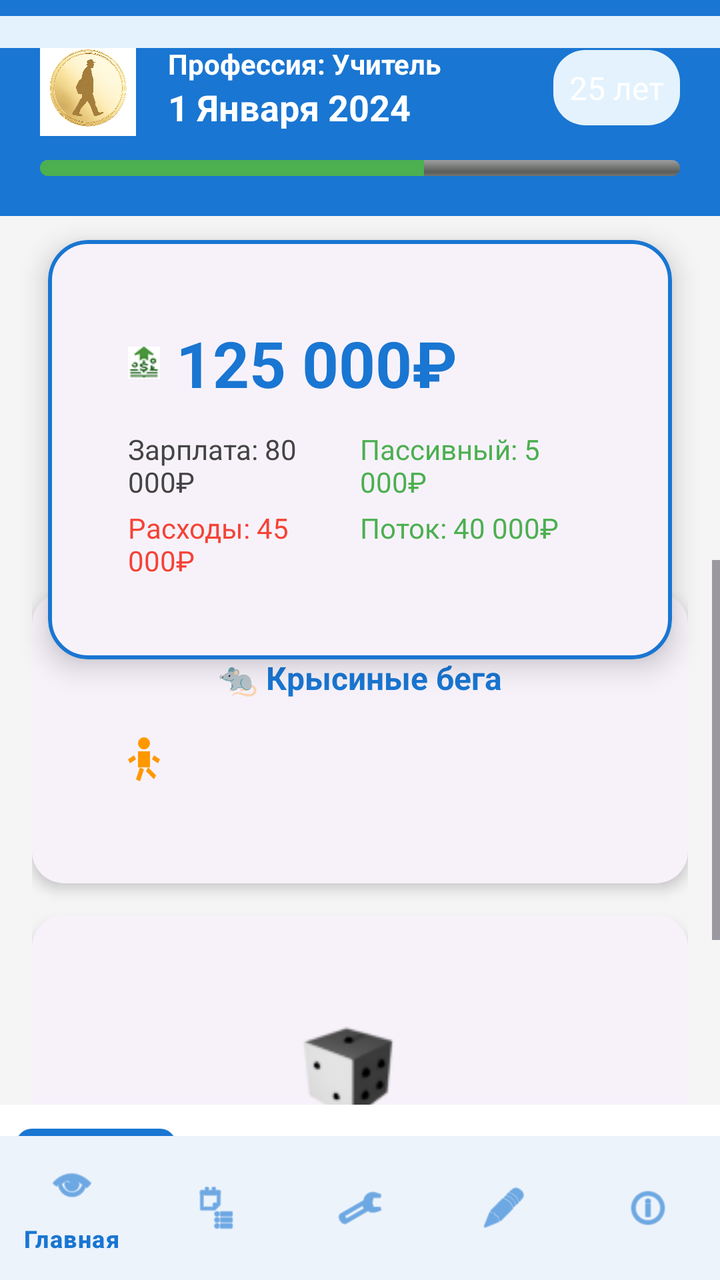
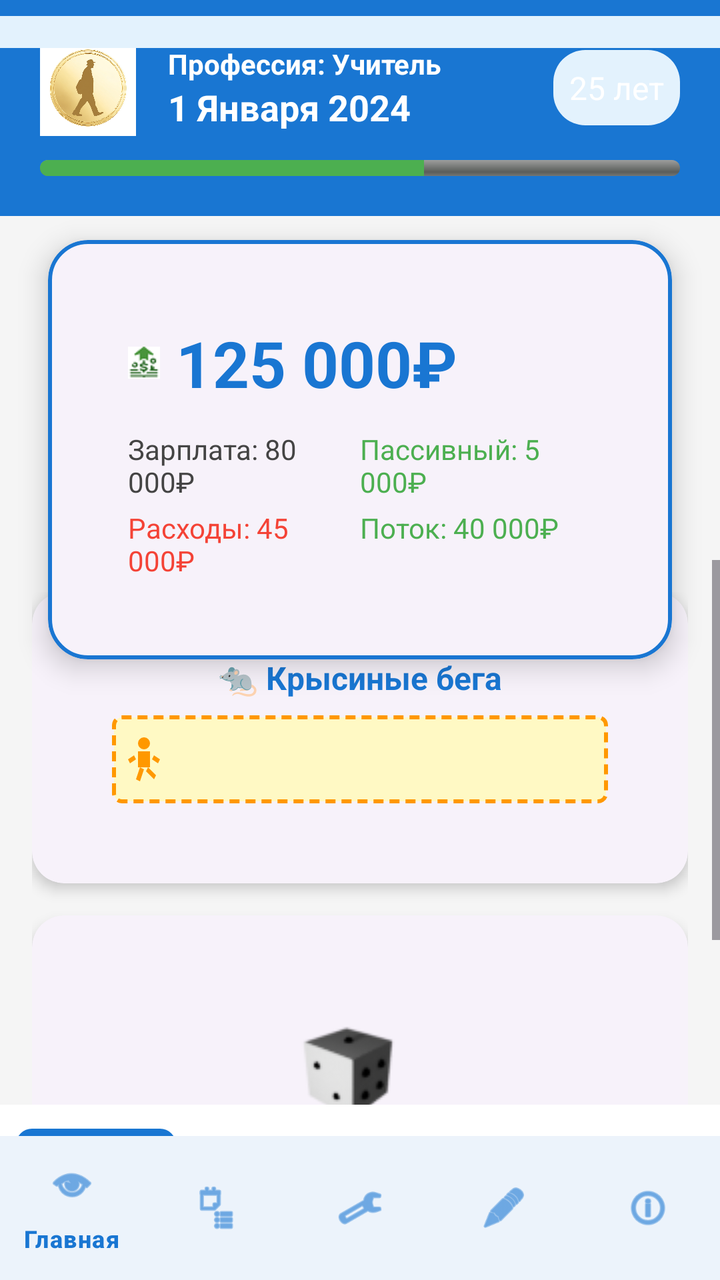

The first picture is an Android layout as it rendered before a commit; the second is the same layout after the commit. The layout source and the unified diff follow.
<!-- AndroidManifest.xml: application theme Theme.FinancialSuccess -->
<!-- res/layout/activity_game.xml -->
<?xml version="1.0" encoding="utf-8"?>
<androidx.coordinatorlayout.widget.CoordinatorLayout
    xmlns:android="http://schemas.android.com/apk/res/android"
    xmlns:app="http://schemas.android.com/apk/res-auto"
    android:layout_width="match_parent"
    android:layout_height="match_parent"
    android:background="@color/background_color">

    
    <LinearLayout
        android:id="@+id/headerPanel"
        android:layout_width="match_parent"
        android:layout_height="wrap_content"
        android:orientation="vertical"
        android:padding="20dp"
        android:background="@color/primary_color">

        <LinearLayout
            android:layout_width="match_parent"
            android:layout_height="wrap_content"
            android:orientation="horizontal"
            android:gravity="center_vertical">

            <ImageView
                android:id="@+id/iv_player_avatar"
                android:layout_width="48dp"
                android:layout_height="48dp"
                android:src="@drawable/player_token"
                android:contentDescription="Аватар игрока"
                android:background="@drawable/bg_avatar_circle"
                android:layout_marginEnd="16dp" />

            <LinearLayout
                android:layout_width="0dp"
                android:layout_height="wrap_content"
                android:layout_weight="1"
                android:orientation="vertical">

                <TextView
                    android:id="@+id/tv_profession"
                    android:layout_width="wrap_content"
                    android:layout_height="wrap_content"
                    android:text="Профессия: Учитель"
                    android:textSize="14sp"
                    android:textColor="@color/white"
                    android:textStyle="bold" />

                <TextView
                    android:id="@+id/tv_current_date"
                    android:layout_width="wrap_content"
                    android:layout_height="wrap_content"
                    android:text="1 Января 2024"
                    android:textSize="18sp"
                    android:textColor="@color/white"
                    android:textStyle="bold" />
            </LinearLayout>

            <TextView
                android:id="@+id/tv_age"
                android:layout_width="wrap_content"
                android:layout_height="wrap_content"
                android:text="25 лет"
                android:textColor="@color/white"
                android:textSize="16sp"
                android:background="@drawable/bg_age_chip"
                android:padding="8dp"
                android:layout_marginStart="8dp"
                android:clickable="true"
                android:focusable="true" />
        </LinearLayout>

        <ProgressBar
            android:id="@+id/progress_life"
            style="@android:style/Widget.ProgressBar.Horizontal"
            android:layout_width="match_parent"
            android:layout_height="8dp"
            android:progress="60"
            android:max="100"
            android:progressTint="@color/success_color"
            android:backgroundTint="@color/primary_color_light"
            android:layout_marginTop="12dp" />
    </LinearLayout>

    
    <com.google.android.material.card.MaterialCardView
        android:id="@+id/card_balance"
        android:layout_width="match_parent"
        android:layout_height="wrap_content"
        android:layout_marginStart="24dp"
        android:layout_marginEnd="24dp"
        android:layout_marginTop="120dp"
        app:cardElevation="8dp"
        app:cardCornerRadius="20dp"
        app:strokeColor="@color/primary_color"
        app:strokeWidth="2dp">

        <LinearLayout
            android:layout_width="match_parent"
            android:layout_height="wrap_content"
            android:orientation="vertical"
            android:padding="24dp">

            <TextView
                android:id="@+id/tv_cash"
                android:layout_width="wrap_content"
                android:layout_height="wrap_content"
                android:text="125 000₽"
                android:textSize="32sp"
                android:textStyle="bold"
                android:textColor="@color/primary_color"
                android:drawableLeft="@drawable/icon_income"
                android:drawablePadding="8dp" />

            <LinearLayout
                android:layout_width="match_parent"
                android:layout_height="wrap_content"
                android:orientation="horizontal"
                android:layout_marginTop="12dp">

                <TextView
                    android:id="@+id/tv_salary"
                    android:layout_width="0dp"
                    android:layout_height="wrap_content"
                    android:layout_weight="1"
                    android:text="Зарплата: 80 000₽"
                    android:textSize="14sp"
                    android:textColor="@color/text_secondary" />

                <TextView
                    android:id="@+id/tv_passive_income"
                    android:layout_width="0dp"
                    android:layout_height="wrap_content"
                    android:layout_weight="1"
                    android:text="Пассивный: 5 000₽"
                    android:textSize="14sp"
                    android:textColor="@color/success_color" />
            </LinearLayout>

            <LinearLayout
                android:layout_width="match_parent"
                android:layout_height="wrap_content"
                android:orientation="horizontal"
                android:layout_marginTop="4dp">

                <TextView
                    android:id="@+id/tv_expenses"
                    android:layout_width="0dp"
                    android:layout_height="wrap_content"
                    android:layout_weight="1"
                    android:text="Расходы: 45 000₽"
                    android:textSize="14sp"
                    android:textColor="@color/error_color" />

                <TextView
                    android:id="@+id/tv_cash_flow"
                    android:layout_width="0dp"
                    android:layout_height="wrap_content"
                    android:layout_weight="1"
                    android:text="Поток: 40 000₽"
                    android:textSize="14sp"
                    android:textColor="@color/success_color" />
            </LinearLayout>
        </LinearLayout>
    </com.google.android.material.card.MaterialCardView>

    
    <ScrollView
        android:layout_width="match_parent"
        android:layout_height="wrap_content"
        android:layout_marginTop="280dp"
        android:layout_marginBottom="80dp">
        <LinearLayout
            android:layout_width="match_parent"
            android:layout_height="wrap_content"
            android:orientation="vertical"
            android:padding="16dp">

            
            <com.google.android.material.card.MaterialCardView
                android:layout_width="match_parent"
                android:layout_height="wrap_content"
                app:cardElevation="4dp"
                app:cardCornerRadius="16dp"
                android:layout_marginBottom="16dp">
                <LinearLayout
                    android:layout_width="match_parent"
                    android:layout_height="wrap_content"
                    android:orientation="vertical"
                    android:padding="16dp">
                    <TextView
                        android:id="@+id/tv_game_status"
                        android:layout_width="wrap_content"
                        android:layout_height="wrap_content"
                        android:text="🐀 Крысиные бега"
                        android:textSize="16sp"
                        android:textColor="@color/primary_color"
                        android:textStyle="bold"
                        android:layout_gravity="center_horizontal" />
                    <LinearLayout
                        android:id="@+id/ll_game_track"
                        android:layout_width="match_parent"
                        android:layout_height="60dp"
                        android:orientation="horizontal"
                        android:gravity="center_vertical"
                        android:padding="8dp">
                        
                        <ImageView
                            android:id="@+id/iv_player_on_track"
                            android:layout_width="32dp"
                            android:layout_height="32dp"
                            android:src="@drawable/ic_runner"
                            android:contentDescription="Игрок на дорожке" />
                    </LinearLayout>
                </LinearLayout>
            </com.google.android.material.card.MaterialCardView>

            
            <com.google.android.material.card.MaterialCardView
                android:id="@+id/card_dice"
                android:layout_width="match_parent"
                android:layout_height="wrap_content"
                app:cardElevation="4dp"
                app:cardCornerRadius="16dp"
                android:layout_marginBottom="16dp"
                android:clickable="true"
                android:focusable="true"
                android:foreground="?attr/selectableItemBackground">
                <LinearLayout
                    android:layout_width="match_parent"
                    android:layout_height="wrap_content"
                    android:orientation="vertical"
                    android:padding="24dp"
                    android:gravity="center">
                    <ImageView
                        android:id="@+id/iv_dice"
                        android:layout_width="80dp"
                        android:layout_height="80dp"
                        android:layout_marginBottom="8dp"
                        android:background="@drawable/dice_1"
                        android:contentDescription="Кубик" />
                    <TextView
                        android:id="@+id/tv_dice_value"
                        android:layout_width="wrap_content"
                        android:layout_height="wrap_content"
                        android:text="Брось кубик!"
                        android:textSize="20sp"
                        android:textStyle="bold"
                        android:layout_marginBottom="8dp" />
                </LinearLayout>
            </com.google.android.material.card.MaterialCardView>
        </LinearLayout>
    </ScrollView>

    
    <com.google.android.material.button.MaterialButton
        android:id="@+id/btnHealthStatus"
        android:layout_width="wrap_content"
        android:layout_height="wrap_content"
        android:text="Здоровье"
        android:visibility="gone" />

    
    <androidx.recyclerview.widget.RecyclerView
        android:id="@+id/recyclerViewAssets"
        android:layout_width="match_parent"
        android:layout_height="0dp"
        android:layout_weight="1"
        android:visibility="gone" />

    
    <TextView
        android:id="@+id/tvHealthStatus"
        android:layout_width="wrap_content"
        android:layout_height="wrap_content"
        android:text="Статус здоровья"
        android:visibility="gone" />

    
    <TextView
        android:id="@+id/tvTrackInfo"
        android:layout_width="wrap_content"
        android:layout_height="wrap_content"
        android:text="Информация о треке"
        android:visibility="gone" />

    
    <LinearLayout
        android:id="@+id/monthProgressBar"
        android:layout_width="match_parent"
        android:layout_height="16dp"
        android:orientation="horizontal"
        android:background="@color/primary_color_light"
        android:gravity="center_vertical"
        android:layout_marginTop="8dp"
        android:layout_marginBottom="8dp"
        android:padding="2dp" />

    
    <TextView
        android:id="@+id/tvFinishGoal"
        android:layout_width="wrap_content"
        android:layout_height="wrap_content"
        android:text="Финальная цель"
        android:visibility="gone" />

    
    <LinearLayout
        android:id="@+id/layoutGameActions"
        android:layout_width="match_parent"
        android:layout_height="wrap_content"
        android:orientation="horizontal"
        android:gravity="center"
        android:layout_gravity="bottom"
        android:background="@color/white"
        android:padding="8dp">

        <com.google.android.material.button.MaterialButton
            android:id="@+id/btnFinancialStatement"
            android:layout_width="0dp"
            android:layout_height="wrap_content"
            android:layout_weight="1"
            android:text="Фин. отчет" />

        <com.google.android.material.button.MaterialButton
            android:id="@+id/btnAssets"
            android:layout_width="0dp"
            android:layout_height="wrap_content"
            android:layout_weight="1"
            android:text="Активы"
            android:layout_marginStart="8dp" />

        <com.google.android.material.button.MaterialButton
            android:id="@+id/btnMarket"
            android:layout_width="0dp"
            android:layout_height="wrap_content"
            android:layout_weight="1"
            android:text="Рынок"
            android:layout_marginStart="8dp" />

        <com.google.android.material.button.MaterialButton
            android:id="@+id/btnFinancialJournal"
            android:layout_width="0dp"
            android:layout_height="wrap_content"
            android:layout_weight="1"
            android:text="Журнал"
            android:layout_marginStart="8dp" />
    </LinearLayout>

    
    <com.google.android.material.bottomnavigation.BottomNavigationView
        android:id="@+id/bottom_navigation"
        android:layout_width="match_parent"
        android:layout_height="72dp"
        android:layout_gravity="bottom"
        android:background="@color/white"
        app:itemIconTint="@color/primary_color"
        app:itemTextColor="@color/primary_color"
        app:menu="@menu/bottom_nav_menu" />

</androidx.coordinatorlayout.widget.CoordinatorLayout>
<!-- resources referenced by this layout -->
<resources>
  <color name="background_color">#F5F5F5</color>
  <color name="error_color">#F44336</color>
  <color name="primary_color">#1976D2</color>
  <color name="primary_color_light">#E3F2FD</color>
  <color name="success_color">#4CAF50</color>
  <color name="text_secondary">#444444</color>
  <color name="white">#FFFFFF</color>
  <!-- drawable bg_age_chip (drawable) -->
  <?xml version="1.0" encoding="utf-8"?>
  <shape xmlns:android="http://schemas.android.com/apk/res/android" android:shape="rectangle">
      <solid android:color="@color/primary_color_light"/>
      <corners android:radius="16dp"/>
  </shape>
  <!-- drawable bg_avatar_circle (drawable) -->
  <?xml version="1.0" encoding="utf-8"?>
  <shape xmlns:android="http://schemas.android.com/apk/res/android" android:shape="oval">
      <solid android:color="@color/primary_color_light"/>
  </shape>
  <!-- drawable ic_runner (drawable) -->
  <?xml version="1.0" encoding="utf-8"?>
  <vector xmlns:android="http://schemas.android.com/apk/res/android"
      android:width="32dp"
      android:height="32dp"
      android:viewportWidth="32"
      android:viewportHeight="32">
      
      
      <path
          android:fillColor="#FF9800"
          android:pathData="M16,8m-3,0a3,3 0,1 1,6 0a3,3 0,1 1,-6 0"/>
      
      
      <path
          android:fillColor="#FF9800"
          android:pathData="M13,12h6v8h-6z"/>
      
      
      <path
          android:fillColor="#FF9800"
          android:pathData="M11,14l-3,2l1,2l3,-2z"/>
      
      <path
          android:fillColor="#FF9800"
          android:pathData="M21,14l3,2l-1,2l-3,-2z"/>
      
      
      <path
          android:fillColor="#FF9800"
          android:pathData="M14,20l-2,6l2,1l2,-6z"/>
      
      <path
          android:fillColor="#FF9800"
          android:pathData="M18,20l4,4l-1,2l-4,-4z"/>
  </vector>
  <color name="primary_variant">#0D47A1</color>
  <color name="secondary_color">#FFC107</color>
  <color name="secondary_variant">#FF8F00</color>
  <color name="black">#000000</color>
  <color name="surface_color">#FFFFFF</color>
  <color name="text_primary">#212121</color>
  <style name="Widget.App.CardView" parent="Widget.Material3.CardView.Elevated">
          <item name="cardCornerRadius">12dp</item>
          <item name="cardElevation">4dp</item>
          <item name="contentPadding">16dp</item>
      </style>
  <style name="Widget.App.Button" parent="Widget.Material3.Button">
          <item name="cornerRadius">8dp</item>
          <item name="android:textAllCaps">false</item>
      </style>
  <!-- unchanged entries left out for length: 4 -->
</resources>

<!-- the commit's change to res/layout/activity_game.xml (unified diff, before → after) -->
@@ -203,13 +203,24 @@
                         android:orientation="horizontal"
                         android:gravity="center_vertical"
                         android:padding="8dp">
+
                         
-                        <ImageView
-                            android:id="@+id/iv_player_on_track"
-                            android:layout_width="32dp"
-                            android:layout_height="32dp"
-                            android:src="@drawable/ic_runner"
-                            android:contentDescription="Игрок на дорожке" />
+                        <LinearLayout
+                            android:id="@+id/ll_track_line"
+                            android:layout_width="0dp"
+                            android:layout_height="match_parent"
+                            android:layout_weight="1"
+                            android:orientation="horizontal"
+                            android:background="@drawable/track_line"
+                            android:gravity="center_vertical">
+
+                            <ImageView
+                                android:id="@+id/iv_player_on_track"
+                                android:layout_width="32dp"
+                                android:layout_height="32dp"
+                                android:src="@drawable/ic_runner"
+                                android:contentDescription="Игрок на дорожке" />
+                        </LinearLayout>
                     </LinearLayout>
                 </LinearLayout>
             </com.google.android.material.card.MaterialCardView>
<!-- resource entries referenced after the edit -->
@@ -54,6 +54,22 @@
           android:fillColor="#FF9800"
           android:pathData="M18,20l4,4l-1,2l-4,-4z"/>
   </vector>
+  <!-- drawable track_line (drawable) -->
+  <?xml version="1.0" encoding="utf-8"?>
+  <shape xmlns:android="http://schemas.android.com/apk/res/android"
+      android:shape="rectangle">
+      
+      <solid android:color="#FFF9C4"/>
+      
+      <stroke
+          android:width="2dp"
+          android:color="#FF9800"
+          android:dashWidth="5dp"
+          android:dashGap="3dp"/>
+      
+      <corners android:radius="4dp"/>
+      
+  </shape>
   <color name="primary_variant">#0D47A1</color>
   <color name="secondary_color">#FFC107</color>
   <color name="secondary_variant">#FF8F00</color>
